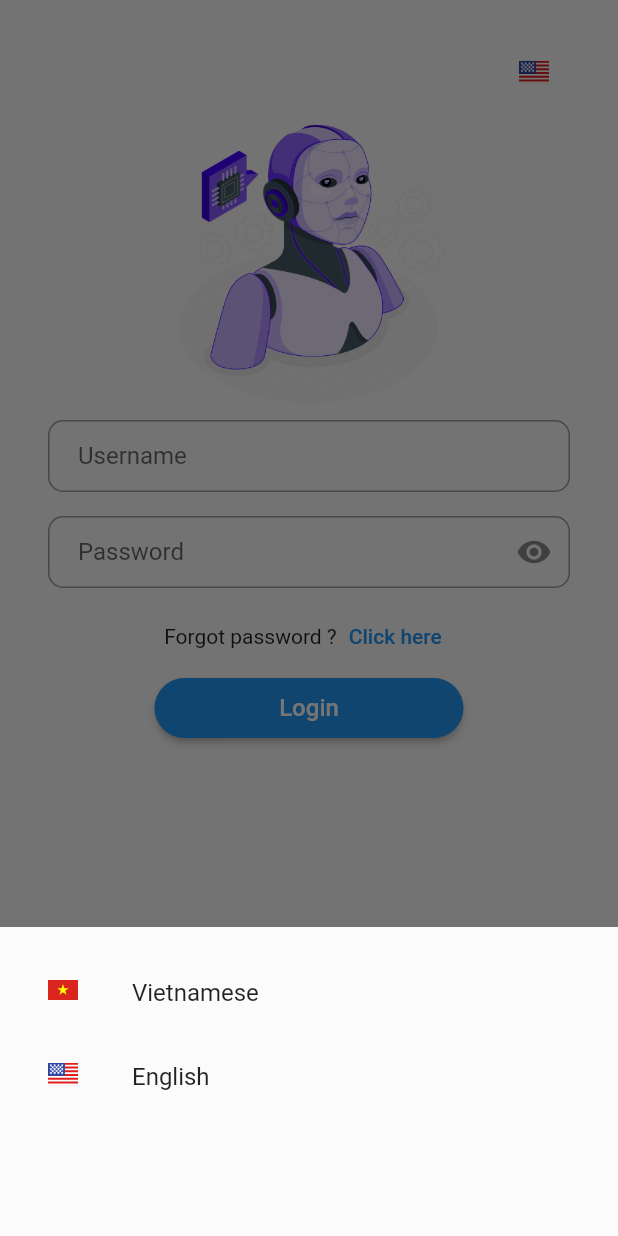
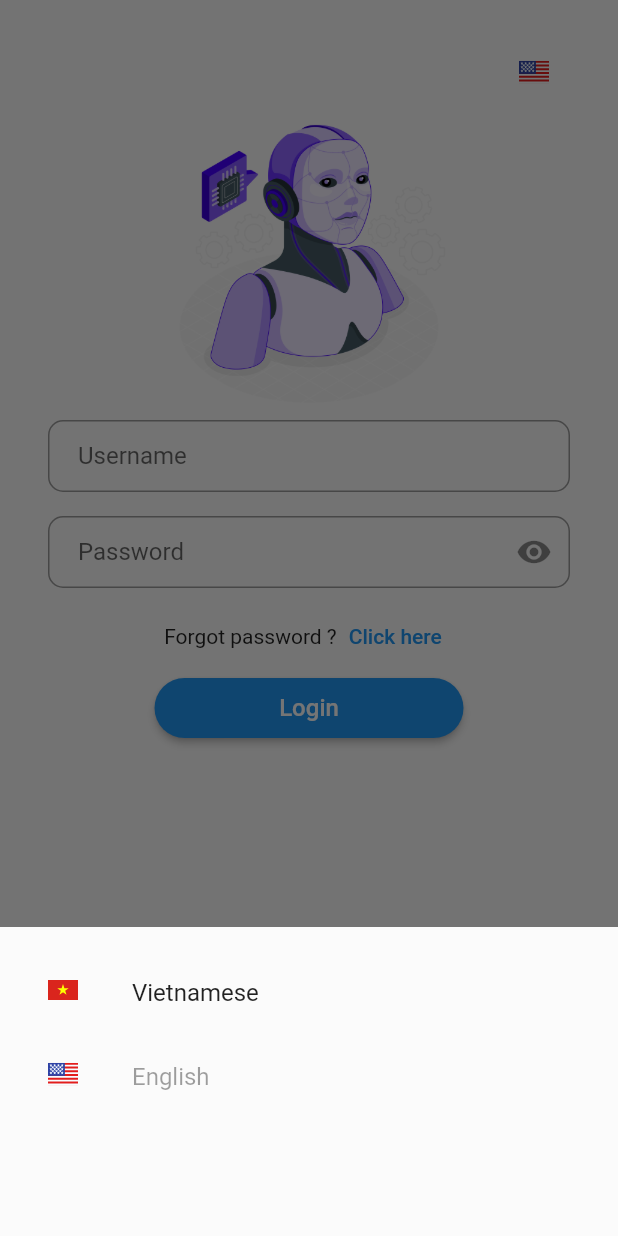
Before and after one commit to hauleguitare/aquarium_watcher_app, a Flutter app: the screen it shows after launch, after a tap on an icon or button, on a phone screen of 412 x 824 dp. Run offline on Flutter 3.47's test engine with Material 2 defaults, Android fonts, the light colour scheme and no system bars; our stand-ins replace dio, equatable, flutter_bloc, flutter_svg, get_it; generated files the repository leaves out were written again.

Commit message:
feat: select language

```diff
--- /dev/null
+++ b/lib/common/constant/asset_url.dart
@@ -0,0 +1,4 @@
+const Map<String, String> assetURL = {
+  "viFlag": "assets/flags/vi.svg",
+  "enFlag": "assets/flags/en.svg"
+};
--- a/lib/common/widgets/common_bottom_modal_change_language.dart
+++ /dev/null
@@ -1,44 +0,0 @@
-import 'package:aquarium_watcher_app/common/widgets/common_language_list_tile.dart';
-import 'package:aquarium_watcher_app/core/languages/language_bloc.dart';
-import 'package:flutter/material.dart';
-import 'package:flutter/widgets.dart';
-import 'package:flutter_bloc/flutter_bloc.dart';
-
-
-class CommonBottomModalChangeLanguage extends StatefulWidget {
-  const CommonBottomModalChangeLanguage({Key? key}) : super(key: key);
-
-  @override
-  State<CommonBottomModalChangeLanguage> createState() => _CommonBottomModalChangeLanguageState();
-}
-
-class _CommonBottomModalChangeLanguageState extends State<CommonBottomModalChangeLanguage> {
-  late LanguageBloc _languageBloc;
-
-
-  @override
-  void initState() {
-    _languageBloc = BlocProvider.of<LanguageBloc>(context);
-    super.initState();
-  }
-
-  @override
-  Widget build(BuildContext context) {
-    return Container(
-      color: Colors.white12,
-      height: MediaQuery.of(context).size.height / 4,
-      padding: const EdgeInsets.all(16),
-      child: Column(
-        mainAxisSize: MainAxisSize.min,
-        children: <Widget>[
-          CommonLanguageListTile(localization: LanguageLocalizationEnum.vi),
-          CommonLanguageListTile(localization: LanguageLocalizationEnum.en),
-        ],
-      ),
-    );
-  }
-
-  _changeLanguage(){
-
-  }
-}
--- a/lib/features/login/view/screen/login_screen.dart
+++ b/lib/features/login/view/screen/login_screen.dart
@@ -1,9 +1,10 @@
-import 'package:aquarium_watcher_app/common/widgets/common_bottom_modal_change_language.dart';
-import 'package:aquarium_watcher_app/common/widgets/common_button_language.dart';
 import 'package:aquarium_watcher_app/common/widgets/common_hidden_text_form_field.dart';
 import 'package:aquarium_watcher_app/common/widgets/common_text_button.dart';
 import 'package:aquarium_watcher_app/common/widgets/common_text_form_field.dart';
+import 'package:aquarium_watcher_app/core/languages/language_event.dart';
 import 'package:aquarium_watcher_app/features/login/view/widgets/submit_button.dart';
+import 'package:aquarium_watcher_app/features/select_language/controllers/language_controller.dart';
+import 'package:aquarium_watcher_app/features/select_language/view/widgets/select_language_button.dart';
 import 'package:flutter/material.dart';
 import 'package:flutter_gen/gen_l10n/app_localizations.dart';
 
@@ -16,11 +17,19 @@ class LoginScreen extends StatefulWidget {
 
 class _LoginScreenState extends State<LoginScreen> {
   final String _imageURL = "assets/images/robot_face_amico.png";
-
+  final _languageController = LanguageController();
   final _formKey = GlobalKey<FormState>();
 
   @override
   Widget build(BuildContext context) {
+    _languageController.setOnChangeState = (state) {
+      if (state.localization == "vi"){
+        _languageController.changeLanguage(VIChangeLanguageEvent());
+      } else if (state.localization == "en"){
+        _languageController.changeLanguage(ENChangeLanguageEvent());
+      }
+    };
+
     final appLocalizations = AppLocalizations.of(context)!;
 
     return SafeArea(
@@ -35,8 +44,10 @@ class _LoginScreenState extends State<LoginScreen> {
                     Row(
                       mainAxisAlignment: MainAxisAlignment.end,
                       children: [
-                        CommonButtonLanguage(
-                          onPressed: () => _onPressedLanguage(context),
+                        SelectLanguageButton(
+                          onPressed: () {
+                          },
+                          languageController: _languageController,
                         )
                       ],
                     ),
@@ -111,13 +122,7 @@ class _LoginScreenState extends State<LoginScreen> {
 
   }
 
-  void _onPressedLanguage(BuildContext context){
-    showModalBottomSheet<void>(
-        context: context,
-        builder: (BuildContext context) {
-            return CommonBottomModalChangeLanguage();
-        });
-  }
+
 
 
 }
--- /dev/null
+++ b/lib/features/select_language/controllers/language_controller.dart
@@ -0,0 +1,31 @@
+import 'package:aquarium_watcher_app/core/languages/language_event.dart';
+import 'package:aquarium_watcher_app/core/languages/language_state.dart';
+import 'package:aquarium_watcher_app/features/select_language/view/widgets/select_language_modal_bottom_sheet.dart';
+import 'package:flutter/cupertino.dart';
+import 'package:flutter/material.dart';
+
+class LanguageController extends ChangeNotifier {
+  late LanguageEvent event;
+  late void Function(LanguageState) onChangeState;
+  LanguageController();
+
+  void changeLanguage(LanguageEvent event){
+    this.event = event;
+    notifyListeners();
+  }
+
+  set setOnChangeState(void Function(LanguageState) callBackFn){
+    onChangeState = callBackFn;
+  }
+
+  void showModal(BuildContext context){
+    showModalBottomSheet<void>(
+        context: context,
+        builder: (BuildContext context) {
+          return SelectLanguageModalBottomSheet(
+            controller: this,
+          );
+        });
+  }
+
+}
--- a/lib/common/widgets/common_language_list_tile.dart
+++ b/lib/features/select_language/view/widgets/language_list_tite.dart
@@ -1,15 +1,23 @@
+import 'package:aquarium_watcher_app/core/languages/language_state.dart';
 import 'package:flutter/material.dart';
 import 'package:flutter_svg/flutter_svg.dart';
 import 'package:flutter_gen/gen_l10n/app_localizations.dart';
 
 
-class CommonLanguageListTile extends StatelessWidget {
+class LanguageListTile extends StatelessWidget {
   static const String _viFlagsURL = 'assets/flags/vi.svg';
   static const String _enFlagsURL = 'assets/flags/en.svg';
 
-  final LanguageLocalizationEnum localization;
+  final String localization;
+  final void Function(LanguageState) onLanguageStateChange;
+  final bool enable;
 
-  const CommonLanguageListTile({Key? key, required this.localization}) : super(key: key);
+  const LanguageListTile({
+    Key? key,
+    required this.localization,
+    required this.onLanguageStateChange,
+    required this.enable
+  }) : super(key: key);
 
   @override
   ListTile build(BuildContext context) {
@@ -19,27 +27,34 @@ class CommonLanguageListTile extends StatelessWidget {
     return _renderListTileLanguageByState(localization, appLocalizations);
   }
 
-  ListTile _renderListTileLanguageByState(LanguageLocalizationEnum localization, AppLocalizations appLocalizations){
+  ListTile _renderListTileLanguageByState(String localization, AppLocalizations appLocalizations){
     late ListTile renderListTile;
     switch (localization){
-      case LanguageLocalizationEnum.vi:
+      case "vi":
         renderListTile = ListTile(
+          enabled: !enable,
           leading: SvgPicture.asset(_viFlagsURL, width: 20, height: 20),
           title: Text(appLocalizations.vietnamese),
-          onTap: (){},
+          onTap: (){
+            onLanguageStateChange(const ChangeLanguageState("vi"));
+          },
         );
         break;
 
-      case LanguageLocalizationEnum.en:
+      case "en":
         renderListTile = ListTile(
+          enabled: !enable,
           leading: SvgPicture.asset(_enFlagsURL, width: 20, height: 20),
           title: Text(appLocalizations.english),
-          onTap: (){},
+          onTap: (){
+            onLanguageStateChange(const ChangeLanguageState("en"));
+          },
         );
         break;
 
       default:
         renderListTile = ListTile(
+          enabled: enable,
           leading: SvgPicture.asset(_enFlagsURL, width: 20, height: 20),
           title: Text(appLocalizations.vietnamese),
           onTap: (){},
@@ -50,8 +65,3 @@ class CommonLanguageListTile extends StatelessWidget {
     return renderListTile;
   }
 }
-
-enum LanguageLocalizationEnum{
-  vi,
-  en
-}
--- /dev/null
+++ b/lib/features/select_language/view/widgets/select_language_button.dart
@@ -0,0 +1,60 @@
+import 'package:aquarium_watcher_app/common/constant/asset_url.dart';
+import 'package:aquarium_watcher_app/core/languages/language_bloc.dart';
+import 'package:aquarium_watcher_app/core/languages/language_state.dart';
+import 'package:aquarium_watcher_app/features/select_language/controllers/language_controller.dart';
+import 'package:aquarium_watcher_app/features/select_language/view/widgets/select_language_modal_bottom_sheet.dart';
+import 'package:flutter/material.dart';
+import 'package:flutter_bloc/flutter_bloc.dart';
+import 'package:flutter_svg/flutter_svg.dart';
+
+class SelectLanguageButton extends StatefulWidget {
+  final VoidCallback? onPressed;
+  final LanguageController languageController;
+
+  const SelectLanguageButton({
+    Key? key,
+    this.onPressed,
+    required this.languageController
+  }) : super(key: key);
+
+  @override
+  State<SelectLanguageButton> createState() => _SelectLanguageButtonState();
+}
+
+class _SelectLanguageButtonState extends State<SelectLanguageButton> {
+
+  @override
+  Widget build(BuildContext context) {
+    return BlocBuilder<LanguageBloc, LanguageState>(
+        builder: (BuildContext context, LanguageState state){
+          return TextButton(
+            onPressed: () => _onPressedLanguage(context, widget.languageController),
+            child: _renderIconLanguageByState(state),
+          );
+        }
+    );
+  }
+
+  SvgPicture _renderIconLanguageByState(LanguageState state){
+    late SvgPicture renderIcon;
+    switch (state.localization){
+      case "vi":
+        renderIcon = SvgPicture.asset(assetURL["viFlag"]!, width: 20, height: 20);
+        break;
+
+      case "en":
+        renderIcon = SvgPicture.asset(assetURL["enFlag"]!, width: 20, height: 20);
+        break;
+
+      default:
+        renderIcon = SvgPicture.asset(assetURL["enFlag"]!, width: 20, height: 20);
+        break;
+
+    }
+    return renderIcon;
+  }
+
+  void _onPressedLanguage(BuildContext context, LanguageController controller) {
+      controller.showModal(context);
+  }
+}
--- /dev/null
+++ b/lib/features/select_language/view/widgets/select_language_modal_bottom_sheet.dart
@@ -0,0 +1,63 @@
+import 'package:aquarium_watcher_app/core/languages/language_bloc.dart';
+import 'package:aquarium_watcher_app/core/languages/language_state.dart';
+import 'package:aquarium_watcher_app/features/select_language/controllers/language_controller.dart';
+import 'package:aquarium_watcher_app/features/select_language/view/widgets/language_list_tite.dart';
+import 'package:flutter/material.dart';
+import 'package:flutter_bloc/flutter_bloc.dart';
+
+
+class SelectLanguageModalBottomSheet extends StatefulWidget {
+  final LanguageController controller;
+
+  const SelectLanguageModalBottomSheet({
+    Key? key,
+    required this.controller
+  }) : super(key: key);
+
+  @override
+  State<SelectLanguageModalBottomSheet> createState() => _SelectLanguageModalBottomSheetState();
+}
+
+class _SelectLanguageModalBottomSheetState extends State<SelectLanguageModalBottomSheet> {
+  late LanguageBloc _languageBloc;
+
+
+  @override
+  void initState() {
+    _languageBloc = BlocProvider.of<LanguageBloc>(context);
+
+    widget.controller.addListener(() {
+      _languageBloc.add(widget.controller.event);
+    });
+    super.initState();
+  }
+
+  @override
+  Widget build(BuildContext context) {
+    return BlocBuilder<LanguageBloc, LanguageState>(
+      builder: (BuildContext context, LanguageState state){
+        return Container(
+          color: Colors.white12,
+          height: MediaQuery.of(context).size.height / 4,
+          padding: const EdgeInsets.all(16),
+          child: Column(
+            mainAxisSize: MainAxisSize.min,
+            children: <Widget>[
+              LanguageListTile(
+                  localization: "vi",
+                  enable: state.localization == "vi",
+                  onLanguageStateChange: (state) => widget.controller.onChangeState(state),
+
+              ),
+              LanguageListTile(
+                  localization: "en",
+                enable: state.localization == "en",
+                  onLanguageStateChange: (state) => widget.controller.onChangeState(state),
+              ),
+            ],
+          ),
+        );
+      }
+    );
+  }
+}
```
